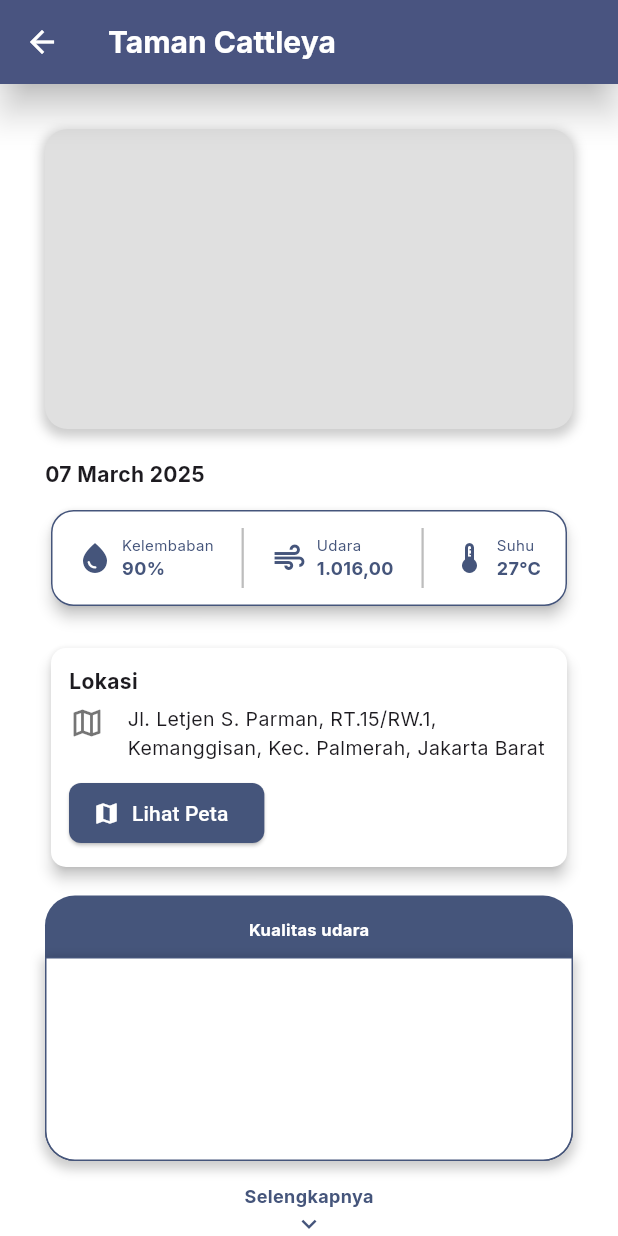
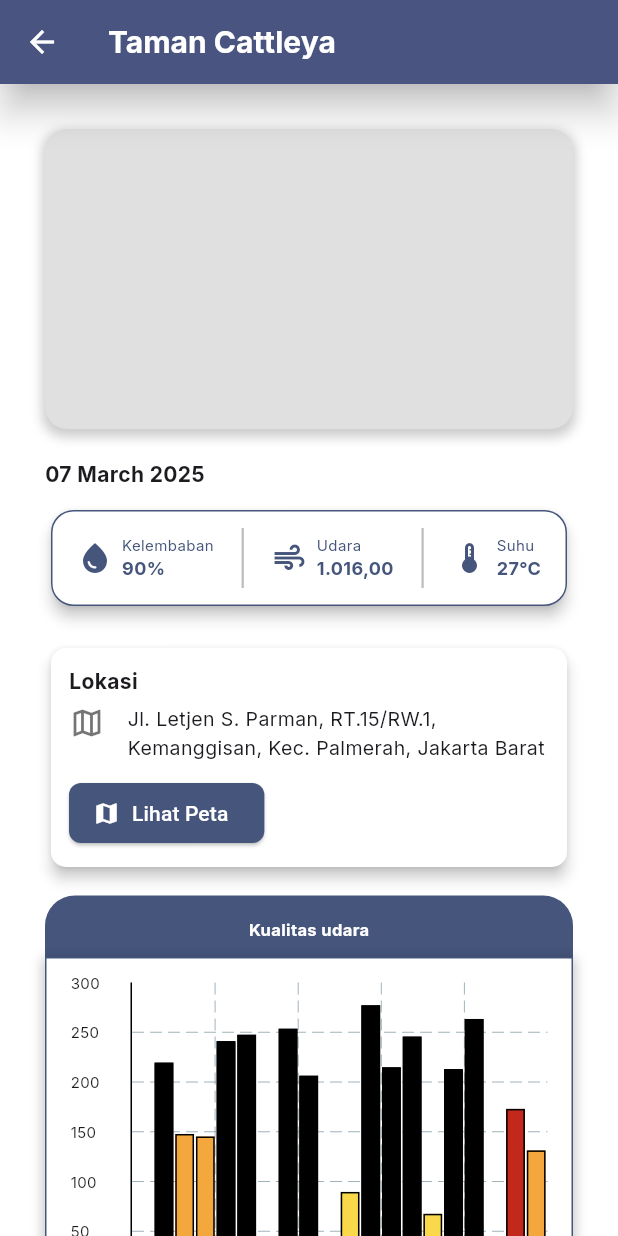
Before and after one commit to Alif-Fikri/JIR, a Flutter app: the ParkDetail screen opened by its route, on a phone screen of 412 x 824 dp. Run offline on Flutter 3.47's test engine with Material 3 defaults, Android fonts, the phone set to English and light mode, and no system bars; drawn by our look-alikes of fl_chart; our stand-ins replace connectivity_plus, dio, flutter_compass, flutter_dotenv, flutter_map, geocoding and 12 more; accounts and stored records are empty.

Commit message:
add qualityair and temperature chart on park detail

```diff
--- a/lib/main.dart
+++ b/lib/main.dart
@@ -2,6 +2,7 @@ import 'package:flutter/material.dart';
 import 'package:get/get.dart';
 import 'package:hive_flutter/hive_flutter.dart';
 import 'package:flutter_dotenv/flutter_dotenv.dart';
+import 'package:intl/date_symbol_data_local.dart';
 import 'package:smartcitys/app/routes/app_routes.dart';
 import 'package:smartcitys/bindings/initial_binding.dart';
 import 'package:smartcitys/pages/home/home.dart';
@@ -12,6 +13,7 @@ void main() async {
   await Hive.initFlutter();
   await Hive.openBox('authBox');
   await dotenv.load(fileName: ".env");
+  await initializeDateFormatting('id_ID', null);
   runApp(const MyApp());
   Get.put(InternetService());
 }
--- a/lib/pages/home/map/route_controller.dart
+++ b/lib/pages/home/map/route_controller.dart
@@ -55,7 +55,6 @@ class RouteController extends GetxController {
   void _checkRouteDeviation(LatLng currentLocation) async {
     if (routePoints.isEmpty || destination.value == null) return;
 
-    // Gunakan null-aware operator
     startPoint ??= userLocation.value;
 
     final nearestPointOnRoute = _findNearestPoint(currentLocation, routePoints);
--- /dev/null
+++ b/lib/pages/home/park/airquality_chart.dart
@@ -0,0 +1,156 @@
+import 'dart:math';
+
+import 'package:fl_chart/fl_chart.dart';
+import 'package:flutter/material.dart';
+import 'package:google_fonts/google_fonts.dart';
+import 'package:intl/intl.dart';
+
+class AirQualityChart extends StatelessWidget {
+  const AirQualityChart({super.key});
+
+  @override
+  Widget build(BuildContext context) {
+    return Column(
+      children: [
+        SizedBox(
+          height: 220,
+          child: BarChart(
+            BarChartData(
+                maxY: 300,
+                barGroups: _generateBarGroups(),
+                borderData: FlBorderData(
+                  border: const Border(
+                    bottom: BorderSide(color: Colors.black, width: 1),
+                    left: BorderSide(color: Colors.black, width: 1),
+                  ),
+                ),
+                titlesData: FlTitlesData(
+                  leftTitles: AxisTitles(
+                    sideTitles: SideTitles(
+                      showTitles: true,
+                      reservedSize: 40,
+                      getTitlesWidget: (value, meta) {
+                        if (value % 50 == 0) {
+                          return Text('${value.toInt()}',
+                              style: GoogleFonts.inter(fontSize: 10));
+                        }
+                        return Container();
+                      },
+                    ),
+                  ),
+                  bottomTitles: AxisTitles(
+                    sideTitles: SideTitles(
+                      showTitles: true,
+                      reservedSize: 20,
+                      getTitlesWidget: (value, meta) {
+                        DateTime now = DateTime.now();
+                        DateFormat dateFormat = DateFormat('dd');
+                        return Padding(
+                          padding: const EdgeInsets.only(top: 8.0),
+                          child: Text(
+                            dateFormat.format(now
+                                .subtract(Duration(days: 20 - value.toInt()))),
+                            style: GoogleFonts.inter(
+                                fontSize: 7,
+                                fontWeight: FontWeight.bold,
+                                color: Colors.black),
+                          ),
+                        );
+                      },
+                    ),
+                  ),
+                  topTitles: const AxisTitles(
+                      sideTitles: SideTitles(showTitles: false)),
+                  rightTitles: const AxisTitles(
+                      sideTitles: SideTitles(showTitles: false)),
+                ),
+                barTouchData: BarTouchData(
+                    touchTooltipData: BarTouchTooltipData(
+                  tooltipBgColor: Colors.grey,
+                  getTooltipItem: (group, groupIndex, rod, rodIndex) {
+                    return BarTooltipItem(
+                        rod.toY.toInt().toString(),
+                        GoogleFonts.inter(
+                            fontWeight: FontWeight.w700,
+                            fontSize: 15,
+                            color: Colors.white));
+                  },
+                ))),
+          ),
+        ),
+        const SizedBox(height: 10),
+        _buildLegend(),
+      ],
+    );
+  }
+
+  List<BarChartGroupData> _generateBarGroups() {
+    Random random = Random();
+    List<Color> colors = [
+      const Color(0xff4F983E),
+      const Color(0xffF9D94A),
+      const Color(0xffF4A73D),
+      const Color(0xffC2281C),
+      Colors.black
+    ];
+
+    return List.generate(20, (index) {
+      double value = random.nextDouble() * 300; // data dummy acak
+      Color barColor = value < 50
+          ? colors[0]
+          : value < 100
+              ? colors[1]
+              : value < 150
+                  ? colors[2]
+                  : value < 200
+                      ? colors[3]
+                      : colors[4];
+
+      return BarChartGroupData(
+        x: index,
+        barRods: [
+          BarChartRodData(
+              toY: value,
+              color: barColor,
+              width: 12.5,
+              borderRadius: BorderRadius.zero,
+              borderSide: const BorderSide(color: Colors.black)),
+        ],
+      );
+    });
+  }
+
+  Widget _buildLegend() {
+    return Row(
+      mainAxisAlignment: MainAxisAlignment.spaceAround,
+      children: [
+        _legendItem(const Color(0xff4F983E), "Baik"),
+        _legendItem(const Color(0xffF9D94A), "Sedang"),
+        _legendItem(const Color(0xffF4A73D), "Tidak Sehat"),
+        _legendItem(const Color(0xffC2281C), "Sangat Tidak Sehat"),
+        _legendItem(Colors.black, "Berbahaya"),
+      ],
+    );
+  }
+
+  Widget _legendItem(Color color, String text) {
+    return Padding(
+      padding: const EdgeInsets.symmetric(horizontal: 2),
+      child: Row(
+        children: [
+          Container(
+            width: 10,
+            height: 10,
+            decoration: BoxDecoration(color: color, shape: BoxShape.circle),
+          ),
+          const SizedBox(width: 4),
+          Text(text,
+              style: GoogleFonts.inter(
+                  fontSize: 6.5,
+                  fontWeight: FontWeight.w500,
+                  color: Colors.black)),
+        ],
+      ),
+    );
+  }
+}
--- a/lib/pages/home/park/park_detail.dart
+++ b/lib/pages/home/park/park_detail.dart
@@ -1,6 +1,8 @@
 import 'package:flutter/material.dart';
 import 'package:google_fonts/google_fonts.dart';
 import 'package:intl/intl.dart';
+import 'package:smartcitys/pages/home/park/airquality_chart.dart';
+import 'package:smartcitys/pages/home/park/temperature_chart.dart';
 
 class ParkDetail extends StatelessWidget {
   const ParkDetail({super.key});
@@ -115,9 +117,7 @@ class ParkDetail extends StatelessWidget {
                   crossAxisAlignment: CrossAxisAlignment.center,
                   children: [
                     Padding(
-                        padding: const EdgeInsets.only(
-                          top: 15,
-                        ),
+                      padding: const EdgeInsets.only(top: 15),
                       child: Text(
                         'Kualitas udara',
                         style: GoogleFonts.inter(
@@ -129,7 +129,7 @@ class ParkDetail extends StatelessWidget {
                     ),
                     const SizedBox(height: 10),
                     SizedBox(
-                        height: 136,
+                      height: 280,
                       child: Stack(
                         children: [
                           Positioned.fill(
@@ -154,12 +154,14 @@ class ParkDetail extends StatelessWidget {
                                   ),
                                 ],
                               ),
+                              child: const AirQualityChart(),
                             ),
                           ),
                         ],
                       ),
-                      )
-                    ]),
+                    ),
+                  ],
+                ),
               ),
               const SizedBox(height: 15),
               Center(
@@ -205,7 +207,7 @@ class ParkDetail extends StatelessWidget {
                       ),
                       const SizedBox(height: 10),
                       SizedBox(
-                        height: 136,
+                        height: 200,
                         child: Stack(
                           children: [
                             Positioned.fill(
@@ -224,7 +226,7 @@ class ParkDetail extends StatelessWidget {
                                           color: Color(0xff45557B), width: 1.0),
                                       right: BorderSide(
                                           color: Color(0xff45557B), width: 1.0),
-                                  ),
+                                      bottom: BorderSide.none),
                                   boxShadow: [
                                     BoxShadow(
                                       color: Colors.black.withOpacity(0.2),
@@ -234,6 +236,7 @@ class ParkDetail extends StatelessWidget {
                                     ),
                                   ],
                                 ),
+                                child: const TemperatureChart(),
                               ),
                             ),
                           ],
--- a/pubspec.yaml
+++ b/pubspec.yaml
@@ -38,6 +38,7 @@ dependencies:
   flutter_compass: ^0.8.1
   flutter_dotenv: ^5.2.1
   flutter_draggable_gridview: ^0.0.13
+  flutter_draggable_widget: ^0.0.1
   flutter_map: ^6.1.0
   flutter_screenutil: ^5.9.3
   flutter_typeahead: ^5.2.0
@@ -51,6 +52,7 @@ dependencies:
   hive_flutter: ^1.1.0
   http: ^1.2.2
   image_picker: ^1.0.4
+  intl: ^0.20.2
   latlong2: ^0.9.1
   location: ^7.0.1
   lottie: ^3.0.0
@@ -62,7 +64,6 @@ dependencies:
   speech_to_text: ^7.0.0
   weather: ^3.1.1
   webview_flutter: ^4.0.0
-  flutter_draggable_widget: ^0.0.1
 
 dev_dependencies:
   build_runner: ^2.4.6
```
Also changed, not shown: lib/pages/home/park/temperature_chart.dart (added, +110 -0 lines), pubspec.lock. Lines whose indentation alone changed are shown as unchanged.
